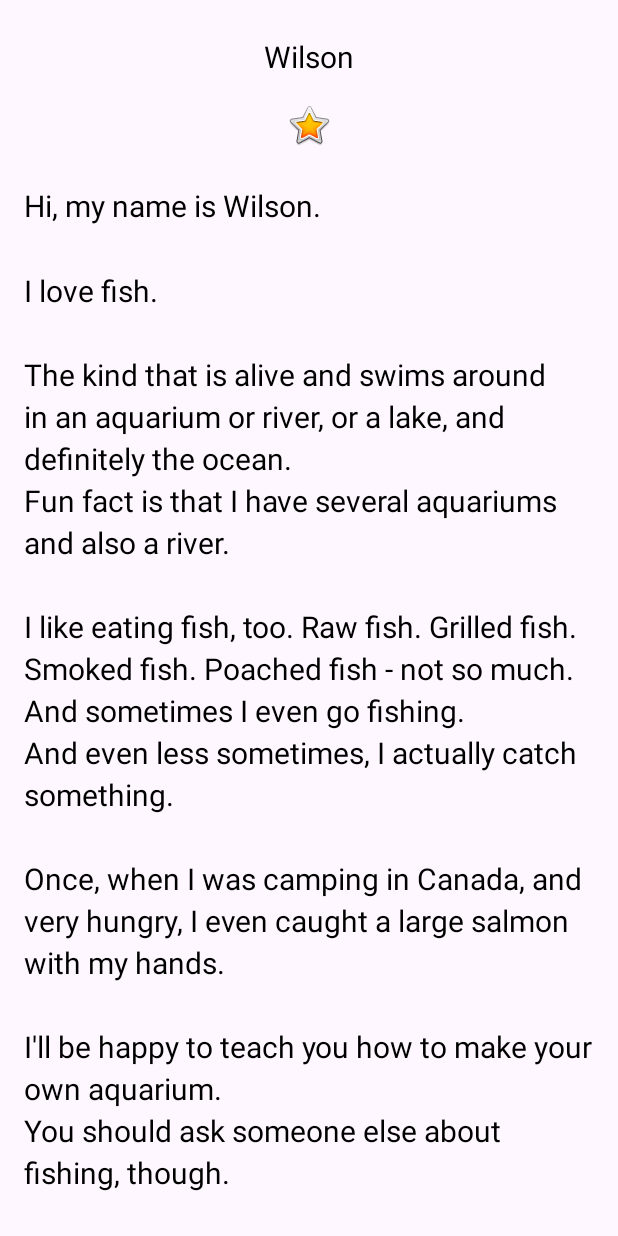
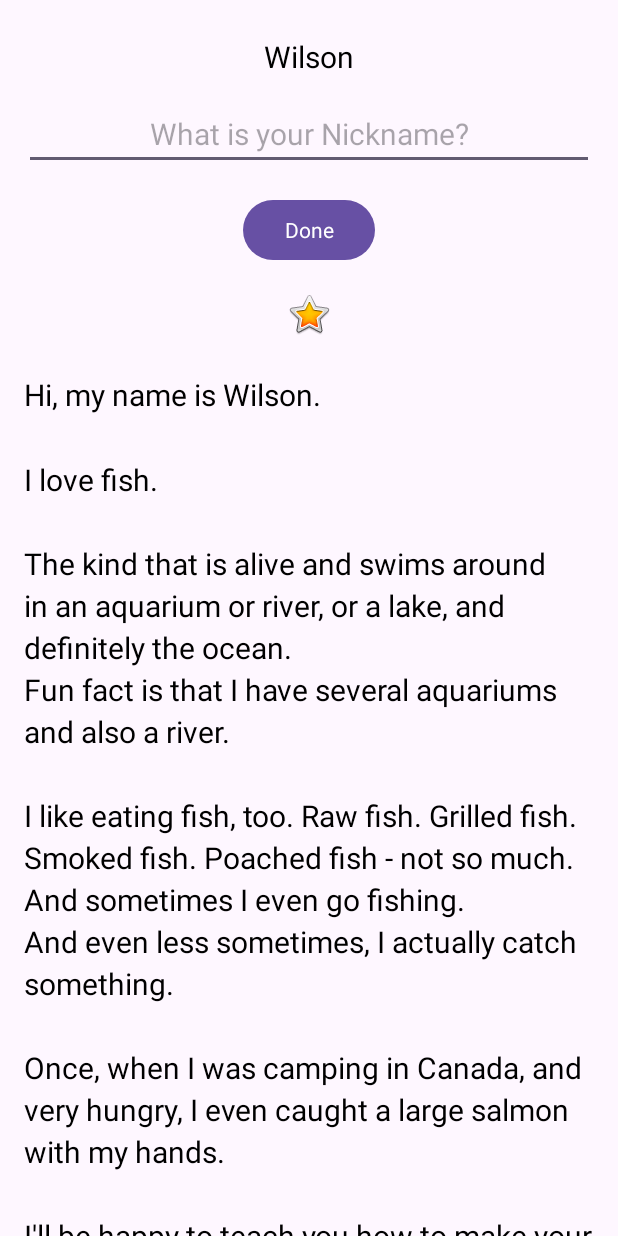
Before and after one commit to wilson0085/AboutMe_Test, an Android app: the screen it shows after launch (MainActivity), on a phone screen of 412 x 824 dp. Run offline under Robolectric (Android 15) with nearby library versions, the phone set to English and light mode, and no system bars.

Commit message:
Second Commit

```diff
--- a/app/src/main/res/layout/activity_main.xml
+++ b/app/src/main/res/layout/activity_main.xml
@@ -16,6 +16,36 @@
         android:layout_height="wrap_content"
         android:text="@string/name"
         android:textAlignment="center" />
+
+    <EditText
+        android:id="@+id/nickname_edit"
+        style="@style/NameStyle"
+        android:layout_width="match_parent"
+        android:layout_height="wrap_content"
+        android:ems="10"
+        android:hint="@string/what_is_your_nickname"
+        android:inputType="textPersonName"
+        android:textAlignment="center"
+        />
+
+    <Button
+        android:id="@+id/done_button"
+        android:layout_width="wrap_content"
+        android:layout_height="wrap_content"
+        android:layout_gravity="center_horizontal"
+        android:layout_marginTop="@dimen/layout_margin"
+        android:fontFamily="@font/roboto"
+        android:text="@string/done" />
+
+    <TextView
+        android:id="@+id/nickname_text"
+        style="@style/NameStyle"
+        android:layout_width="match_parent"
+        android:layout_height="wrap_content"
+        android:paddingBottom="@dimen/small_padding"
+        android:text=""
+        android:textAlignment="center"
+        android:visibility="gone" />
 
     <ImageView
         android:id="@+id/star_image"
--- a/app/src/main/res/values/strings.xml
+++ b/app/src/main/res/values/strings.xml
@@ -16,4 +16,6 @@
 \n\nOnce, when I was camping in Canada, and very hungry, I even caught a large salmon with my hands.
 \n\nI\'ll be happy to teach you how to make your own aquarium.
 \nYou should ask someone else about fishing, though. xxx\n\n</string>
+    <string name="what_is_your_nickname">What is your Nickname?</string>
+    <string name="done">Done</string>
 </resources>
```
Also changed, not shown: app/src/main/java/com/example/aboutme_test/MainActivity.kt (+47 -0 lines).
